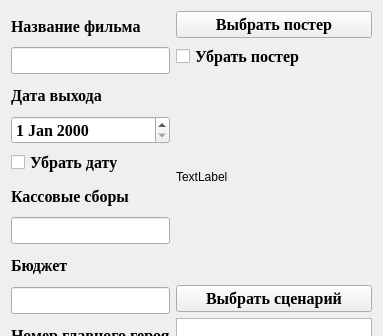
The window that Client/addmovie.ui (NikitaVirachev/course-work-on-DB) describes before a commit, drawn with Qt 5; both pictures show x 0 to 383 and y 0 to 336 of the 383 by 593 pixel window.
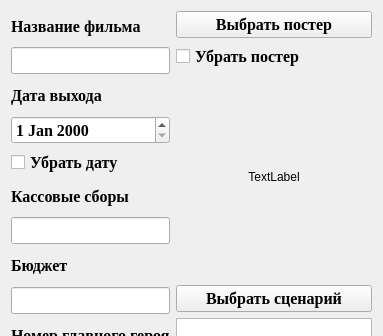
The same window after the commit.

```diff
--- a/Client/addmovie.ui
+++ b/Client/addmovie.ui
@@ -269,6 +269,9 @@
            <property name="text">
             <string>TextLabel</string>
            </property>
+           <property name="alignment">
+            <set>Qt::AlignCenter</set>
+           </property>
           </widget>
          </item>
          <item>
```
